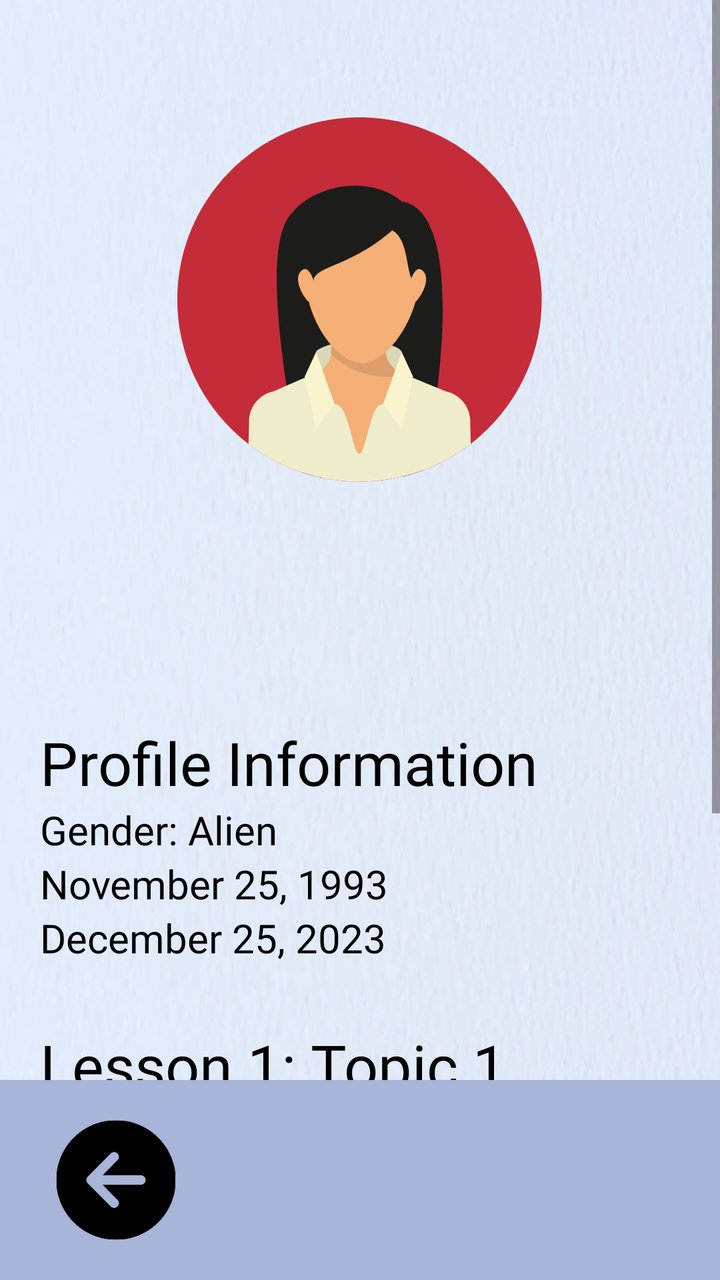
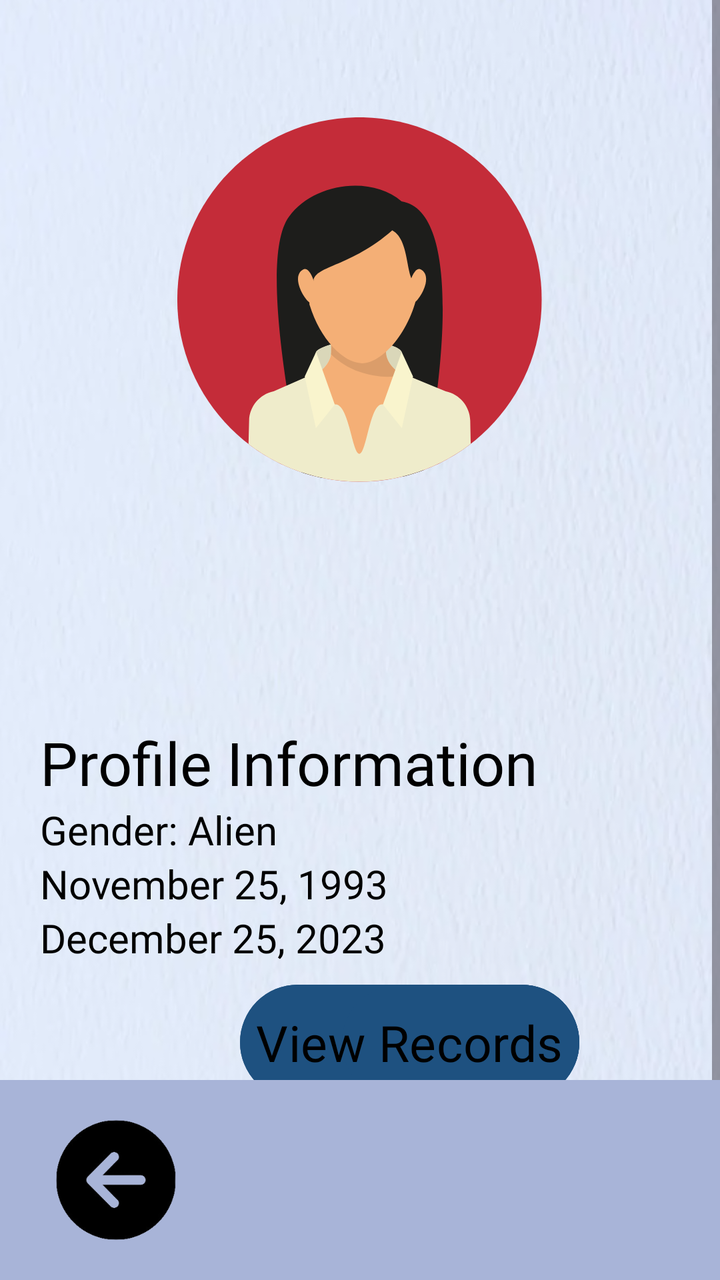

Two renders of the same Android screen: before a commit and after it. Below are the layout's source before the change and the commit's diff.
<!-- AndroidManifest.xml: application theme Theme.FinalsApplication -->
<!-- res/layout/profile_information_user_side.xml -->
<?xml version="1.0" encoding="utf-8"?>
<RelativeLayout xmlns:android="http://schemas.android.com/apk/res/android"
    android:layout_width="match_parent"
    android:layout_height="match_parent"
    xmlns:tools="http://schemas.android.com/tools"
    xmlns:app="http://schemas.android.com/apk/res-auto"
    android:background="@drawable/textured_background">

    <ScrollView
        android:layout_width="409dp"
        android:layout_height="729dp"
        tools:layout_editor_absoluteX="1dp"
        tools:layout_editor_absoluteY="1dp">

        <LinearLayout
            android:layout_width="match_parent"
            android:layout_height="wrap_content"
            android:orientation="vertical">

            <LinearLayout
                android:layout_width="match_parent"
                android:layout_height="wrap_content"
                android:orientation="vertical"
                android:layout_marginTop="50dp">

                <ImageView
                android:id="@+id/profile_pic"
                android:layout_width="match_parent"
                android:layout_height="200dp"
                android:src="@drawable/female_icon"
                />

                <TextView
                    android:id="@+id/user_name"
                    android:layout_width="match_parent"
                    android:layout_height="wrap_content"
                    android:layout_marginLeft="20dp"
                    android:textSize="20sp"
                    android:fontFamily="@font/roboto_regular"
                    android:textColor="@color/black">

                </TextView>

                <TextView
                    android:id="@+id/user_email"
                    android:layout_width="match_parent"
                    android:layout_height="wrap_content"
                    android:layout_marginLeft="20dp"
                    android:textSize="20sp"
                    android:fontFamily="@font/roboto_regular"
                    android:textColor="@color/black">

                </TextView>

                <TextView
                    android:id="@+id/employee_id"
                    android:layout_width="match_parent"
                    android:layout_height="wrap_content"
                    android:layout_marginLeft="20dp"
                    android:textSize="20sp"
                    android:fontFamily="@font/roboto_regular"
                    android:textColor="@color/black">

                </TextView>

                <TextView
                    android:id="@+id/prof_info"
                    android:layout_width="match_parent"
                    android:layout_height="wrap_content"
                    android:layout_marginTop="30dp"
                    android:layout_marginLeft="20dp"
                    android:textSize="30sp"
                    android:fontFamily="@font/roboto_bold"
                    android:textColor="@color/black"
                    android:text="Profile Information">

                </TextView>

                <TextView
                    android:id="@+id/user_sex"
                    android:layout_width="match_parent"
                    android:layout_height="wrap_content"
                    android:layout_marginLeft="20dp"
                    android:textSize="20sp"
                    android:fontFamily="@font/roboto_regular"
                    android:textColor="@color/black"
                    android:text="Gender: Alien">

                </TextView>

                <TextView
                    android:id="@+id/date_of_birth"
                    android:layout_width="match_parent"
                    android:layout_height="wrap_content"
                    android:layout_marginLeft="20dp"
                    android:textSize="20sp"
                    android:fontFamily="@font/roboto_regular"
                    android:textColor="@color/black"
                    android:text="November 25, 1993">

                </TextView>

                <TextView
                    android:id="@+id/date_hired"
                    android:layout_width="match_parent"
                    android:layout_height="wrap_content"
                    android:layout_marginLeft="20dp"
                    android:textSize="20sp"
                    android:fontFamily="@font/roboto_regular"
                    android:textColor="@color/black"
                    android:text="December 25, 2023">

                </TextView>

            </LinearLayout>

            <LinearLayout
                android:layout_width="wrap_content"
                android:layout_height="match_parent"
                android:orientation="vertical"
                android:layout_marginTop="30dp">

                <TextView
                    android:id="@+id/lesson1_bar"
                    android:layout_width="match_parent"
                    android:layout_height="wrap_content"
                    android:layout_marginLeft="20dp"
                    android:textSize="30sp"
                    android:fontFamily="@font/roboto_bold"
                    android:textColor="@color/black"
                    android:text="Lesson 1: Topic 1">

                </TextView>

                <ProgressBar
                    android:id="@+id/progressBar_lesson1"
                    style="?android:attr/progressBarStyleHorizontal"
                    android:layout_width="313dp"
                    android:layout_height="wrap_content"
                    android:layout_marginLeft="50dp"
                    android:max="100"
                    android:progressTint="#1e5180"
                    >

                </ProgressBar>

            </LinearLayout>

            <LinearLayout
                android:layout_width="wrap_content"
                android:layout_height="match_parent"
                android:orientation="vertical"
                android:layout_marginTop="30dp">

                <TextView
                    android:id="@+id/lesson2_bar"
                    android:layout_width="match_parent"
                    android:layout_height="wrap_content"
                    android:layout_marginLeft="20dp"
                    android:textSize="30sp"
                    android:fontFamily="@font/roboto_bold"
                    android:textColor="@color/black"
                    android:text="Lesson 1: Topic 2">

                </TextView>

                <ProgressBar
                    android:id="@+id/progressBar_lesson2"
                    style="?android:attr/progressBarStyleHorizontal"
                    android:layout_width="313dp"
                    android:layout_height="20dp"
                    android:layout_marginLeft="50dp"
                    android:max="100"
                    android:progressTint="#1e5180">

                </ProgressBar>

            </LinearLayout>

            <LinearLayout
                android:layout_width="wrap_content"
                android:layout_height="match_parent"
                android:orientation="vertical"
                android:layout_marginTop="30dp">

                <TextView
                    android:id="@+id/lesson3_bar"
                    android:layout_width="match_parent"
                    android:layout_height="wrap_content"
                    android:layout_marginLeft="20dp"
                    android:textSize="30sp"
                    android:fontFamily="@font/roboto_bold"
                    android:textColor="@color/black"
                    android:text="Lesson 1: Topic 3">

                </TextView>

                <ProgressBar
                    android:id="@+id/progressBar_lesson3"
                    style="?android:attr/progressBarStyleHorizontal"
                    android:layout_marginBottom="40dp"
                    android:layout_width="313dp"
                    android:layout_height="20dp"
                    android:layout_marginLeft="50dp"
                    android:max="100"
                    android:progressTint="#1e5180">

                </ProgressBar>

            </LinearLayout>

            <LinearLayout
                android:layout_width="wrap_content"
                android:layout_height="wrap_content">

                <Button
                    android:id="@+id/viewRecords"
                    android:background="@drawable/rounded_button"
                    android:layout_width="match_parent"
                    android:layout_height="wrap_content"
                    android:layout_marginStart="120dp"
                    android:layout_marginTop="10dp"
                    android:layout_marginBottom="100dp"
                    android:fontFamily="@font/roboto_regular"
                    android:textColor="@color/black"
                    android:padding="8dp"
                    android:text="View Records"
                    android:textSize="25sp"
                    app:backgroundTint="#1e5180">

                </Button>

            </LinearLayout>

            <LinearLayout
                android:layout_width="match_parent"
                android:layout_height="wrap_content"
                android:layout_marginTop="50dp"
                android:orientation="vertical">
            </LinearLayout>
        </LinearLayout>
    </ScrollView>
    <LinearLayout
        android:layout_width="match_parent"
        android:layout_height="100dp"
        android:layout_alignParentBottom="true"
        android:background="#a8b4d8">

        <ImageButton
            android:id="@+id/imageButtonBackLP1"
            android:layout_width="76dp"
            android:layout_height="wrap_content"
            android:layout_marginStart="20dp"
            android:layout_marginTop="20dp"
            android:layout_marginBottom="20dp"
            android:background="?android:attr/selectableItemBackground"
            android:scaleType="fitCenter"
            android:src="@drawable/arrowleft" />

    </LinearLayout>


</RelativeLayout>
<!-- resources referenced by this layout -->
<resources>
  <color name="black">#000000</color>
  <!-- drawable arrowleft: png bitmap (drawable, 16559 bytes) -->
  <!-- drawable female_icon: png bitmap (drawable, 29469 bytes) -->
  <!-- drawable rounded_button (drawable) -->
  <?xml version="1.0" encoding="utf-8"?>
  <layer-list xmlns:android="http://schemas.android.com/apk/res/android">
  
      <item>
          <shape>
              <corners android:radius="51dp" /> 
              <solid android:color="#1e5180" />
          </shape>
      </item>
  
      <item android:left="51dp">
          <shape>
              <solid android:color="#1e5180" />
              <corners android:radius="51dp" /> 
              <corners android:topRightRadius="51dp"
                  android:topLeftRadius="51dp"
                  android:bottomRightRadius="51dp"
                  android:bottomLeftRadius="51dp"/>
          </shape>
      </item>
  
      <item>
          <shape>
              
              <corners android:radius="51dp" /> 
              <solid android:color="@android:color/transparent" />
              <stroke
                  android:width="1dp"
                  android:color="#1e5180" />
          </shape>
      </item>
  </layer-list>
  <!-- drawable textured_background: png bitmap (drawable, 258989 bytes) -->
  <style name="Theme.FinalsApplication" parent="Base.Theme.FinalsApplication" />
  <style name="Base.Theme.FinalsApplication" parent="Theme.Material3.DayNight.NoActionBar">
          
          
          <item name="android:statusBarColor">#00000000</item>
      </style>
</resources>

<!-- the commit's change to res/layout/profile_information_user_side.xml (unified diff, before → after) -->
@@ -116,101 +116,6 @@
 
             <LinearLayout
                 android:layout_width="wrap_content"
-                android:layout_height="match_parent"
-                android:orientation="vertical"
-                android:layout_marginTop="30dp">
-
-                <TextView
-                    android:id="@+id/lesson1_bar"
-                    android:layout_width="match_parent"
-                    android:layout_height="wrap_content"
-                    android:layout_marginLeft="20dp"
-                    android:textSize="30sp"
-                    android:fontFamily="@font/roboto_bold"
-                    android:textColor="@color/black"
-                    android:text="Lesson 1: Topic 1">
-
-                </TextView>
-
-                <ProgressBar
-                    android:id="@+id/progressBar_lesson1"
-                    style="?android:attr/progressBarStyleHorizontal"
-                    android:layout_width="313dp"
-                    android:layout_height="wrap_content"
-                    android:layout_marginLeft="50dp"
-                    android:max="100"
-                    android:progressTint="#1e5180"
-                    >
-
-                </ProgressBar>
-
-            </LinearLayout>
-
-            <LinearLayout
-                android:layout_width="wrap_content"
-                android:layout_height="match_parent"
-                android:orientation="vertical"
-                android:layout_marginTop="30dp">
-
-                <TextView
-                    android:id="@+id/lesson2_bar"
-                    android:layout_width="match_parent"
-                    android:layout_height="wrap_content"
-                    android:layout_marginLeft="20dp"
-                    android:textSize="30sp"
-                    android:fontFamily="@font/roboto_bold"
-                    android:textColor="@color/black"
-                    android:text="Lesson 1: Topic 2">
-
-                </TextView>
-
-                <ProgressBar
-                    android:id="@+id/progressBar_lesson2"
-                    style="?android:attr/progressBarStyleHorizontal"
-                    android:layout_width="313dp"
-                    android:layout_height="20dp"
-                    android:layout_marginLeft="50dp"
-                    android:max="100"
-                    android:progressTint="#1e5180">
-
-                </ProgressBar>
-
-            </LinearLayout>
-
-            <LinearLayout
-                android:layout_width="wrap_content"
-                android:layout_height="match_parent"
-                android:orientation="vertical"
-                android:layout_marginTop="30dp">
-
-                <TextView
-                    android:id="@+id/lesson3_bar"
-                    android:layout_width="match_parent"
-                    android:layout_height="wrap_content"
-                    android:layout_marginLeft="20dp"
-                    android:textSize="30sp"
-                    android:fontFamily="@font/roboto_bold"
-                    android:textColor="@color/black"
-                    android:text="Lesson 1: Topic 3">
-
-                </TextView>
-
-                <ProgressBar
-                    android:id="@+id/progressBar_lesson3"
-                    style="?android:attr/progressBarStyleHorizontal"
-                    android:layout_marginBottom="40dp"
-                    android:layout_width="313dp"
-                    android:layout_height="20dp"
-                    android:layout_marginLeft="50dp"
-                    android:max="100"
-                    android:progressTint="#1e5180">
-
-                </ProgressBar>
-
-            </LinearLayout>
-
-            <LinearLayout
-                android:layout_width="wrap_content"
                 android:layout_height="wrap_content">
 
                 <Button
